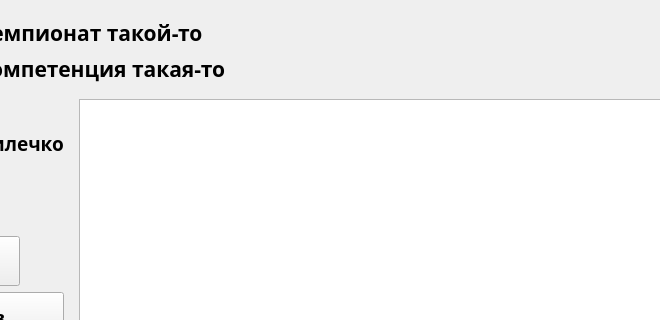
First picture: the form in OrganizeForm.ui, repository faryek/KARELLO, before the edit; both pictures show x 253 to 913 and y 0 to 320 of the 1186 by 814 pixel window.
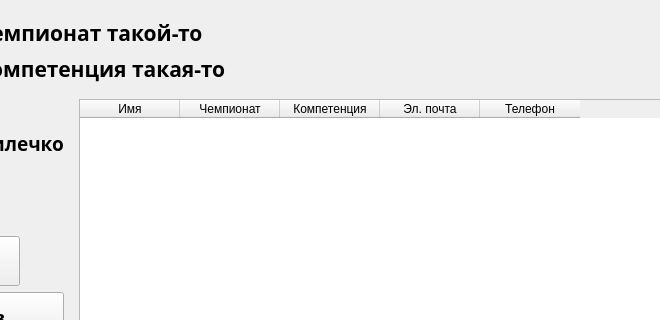
Second picture: the form after the edit. The open tabs and pages were chosen to show the change. Icons and pictures are not drawn.

The edit to the form file:
```diff
--- a/OrganizeForm.ui
+++ b/OrganizeForm.ui
@@ -2287,7 +2287,33 @@
             <widget class="QWidget" name="memberPage_2">
              <layout class="QVBoxLayout" name="verticalLayout_20">
               <item>
-               <widget class="QTableWidget" name="memberTable_2"/>
+               <widget class="QTableWidget" name="memberTable_2">
+                <column>
+                 <property name="text">
+                  <string>Имя</string>
+                 </property>
+                </column>
+                <column>
+                 <property name="text">
+                  <string>Чемпионат</string>
+                 </property>
+                </column>
+                <column>
+                 <property name="text">
+                  <string>Компетенция</string>
+                 </property>
+                </column>
+                <column>
+                 <property name="text">
+                  <string>Эл. почта</string>
+                 </property>
+                </column>
+                <column>
+                 <property name="text">
+                  <string>Телефон</string>
+                 </property>
+                </column>
+               </widget>
               </item>
              </layout>
             </widget>
```
Left out of the diff: 118 changed lines with no effect on the pictures.
